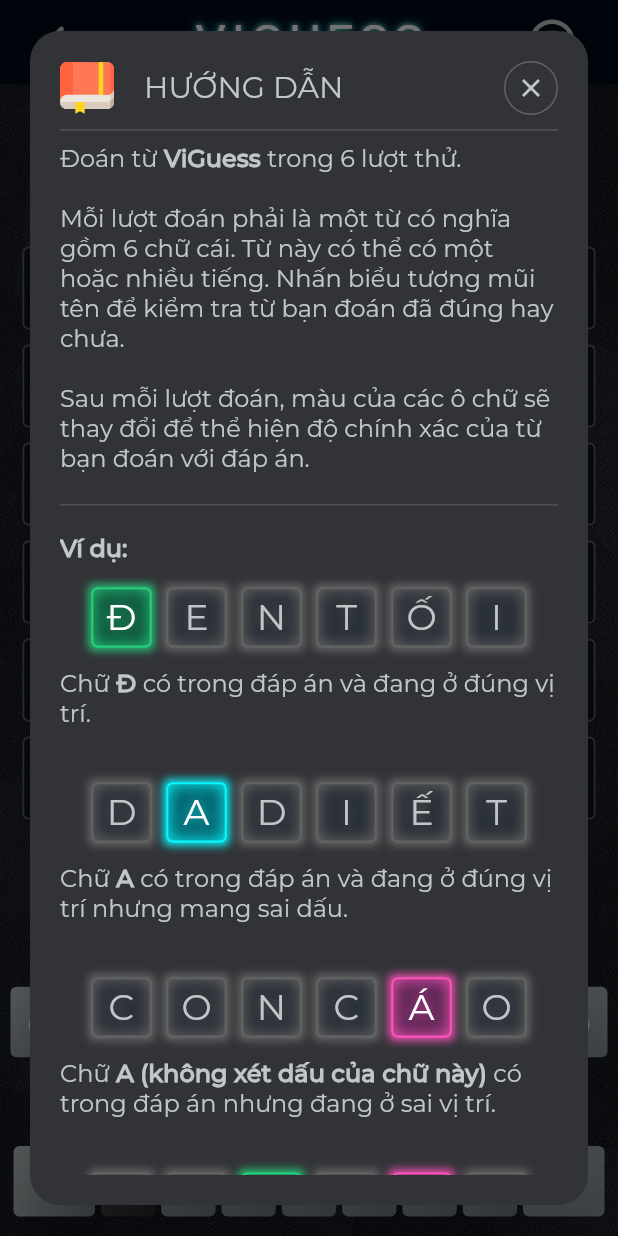
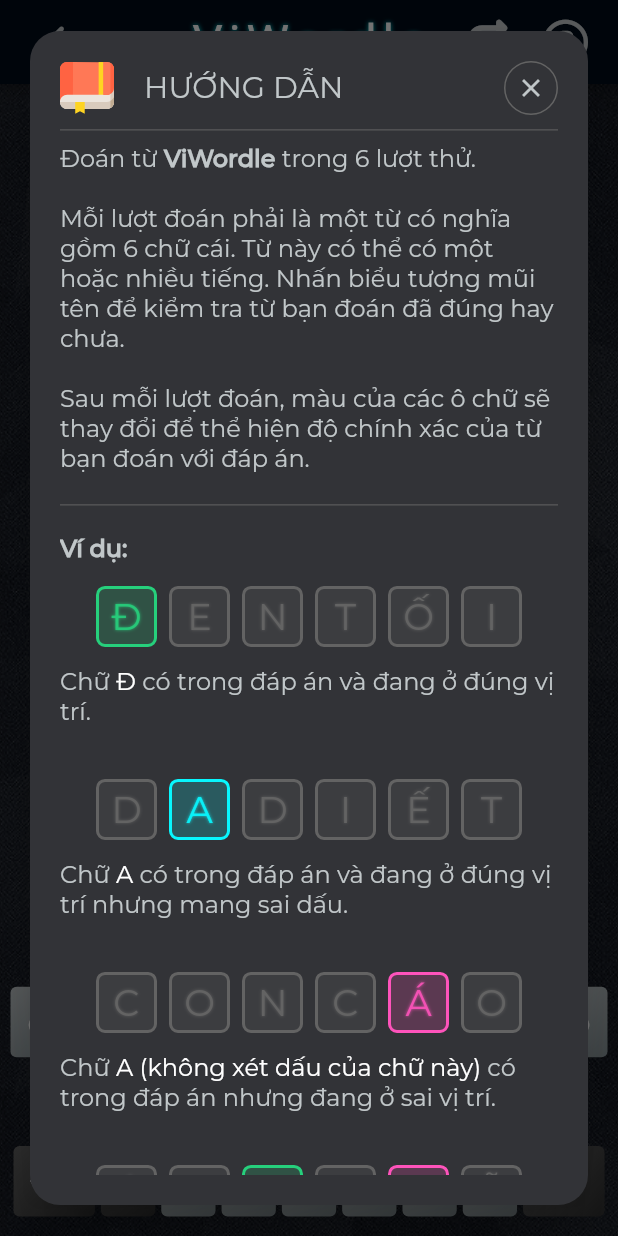
Before and after one commit to tadyuh76/vi_word, a Flutter app: the screen it shows after launch, after a tap on an icon or button, on a phone screen of 412 x 824 dp. Run offline on Flutter 3.47's test engine with Material 2 defaults, Android fonts, the phone set to English and light mode, and no system bars; drawn by our look-alikes of flip_card; our stand-ins replace avatar_glow, flutter_inset_box_shadow, flutter_svg, font_awesome_flutter, hive_flutter, top_snackbar_flutter; accounts and stored records are empty.

Commit message:
unlimited play

```diff
--- a/lib/screens/game_screen/app_bar.dart
+++ b/lib/screens/game_screen/app_bar.dart
@@ -5,24 +5,23 @@
 import 'package:vi_word/utils/constants.dart' as constants;
 import 'package:vi_word/widgets/tutorial_dialog.dart';
 
-AppBar renderAppBar(BuildContext context) {
+AppBar renderAppBar(
+  BuildContext context,
+  void Function(BuildContext) createNewGame,
+) {
   return AppBar(
     backgroundColor: kBackground.withOpacity(0.8),
     elevation: 3,
     centerTitle: true,
-    title: Text(constants.appName.toUpperCase()),
+    title: const Text(constants.appName),
     titleTextStyle: const TextStyle(
       letterSpacing: 4,
       fontSize: 32,
       color: Colors.white,
       shadows: [
         Shadow(
-          color: Colors.white,
+          color: kSecondary,
           blurRadius: 4,
-        ),
-        Shadow(
-          color: kSecondary,
-          blurRadius: 8,
         )
       ],
     ),
@@ -40,15 +39,27 @@
     ),
     actions: [
       Container(
+        padding: const EdgeInsets.symmetric(horizontal: kDefaultPadding),
+        alignment: Alignment.center,
+        child: GestureDetector(
+          onTap: () => createNewGame(context),
+          child: const FaIcon(
+            FontAwesomeIcons.repeat,
+            size: 30,
+            color: kGrey,
+          ),
+        ),
+      ),
+      Container(
         alignment: Alignment.center,
         padding: const EdgeInsets.only(right: kDefaultPadding),
-        child: IconButton(
-          onPressed: () => showDialog(
+        child: GestureDetector(
+          onTap: () => showDialog(
             context: context,
             barrierColor: kBackground.withOpacity(0.3),
             builder: (context) => const TutorialDialog(),
           ),
-          icon: const FaIcon(
+          child: const FaIcon(
             FontAwesomeIcons.circleQuestion,
             size: 30,
             color: kGrey,
--- a/lib/screens/game_screen/game_screen.dart
+++ b/lib/screens/game_screen/game_screen.dart
@@ -5,6 +5,7 @@
 import 'package:vi_word/screens/game_screen/app_bar.dart';
 import 'package:vi_word/services/game_service.dart';
 import 'package:vi_word/utils/breakpoints.dart';
+import 'package:vi_word/utils/color_changer.dart';
 import 'package:vi_word/utils/colors.dart';
 import 'package:vi_word/utils/constants.dart';
 import 'package:vi_word/utils/enums.dart';
@@ -24,24 +25,37 @@
 }
 
 class _GameScreenState extends State<GameScreen> {
+  final _flipCardControllers = GameService().initFlipCardControllers;
   final _gameService = GameService();
-  final Set<Letter> specialKeys = {};
+
+  Word? get _currentWord =>
+      _currentIndex < _board.length ? _board[_currentIndex] : null;
 
   int _currentIndex = 0;
   GameStatus _gameStatus = GameStatus.playing;
   bool accentBoxVisible = false;
 
-  Word? get _currentWord =>
-      _currentIndex < _board.length ? _board[_currentIndex] : null;
-  String get _solution => _gameService.getWordOfTheDay();
-
-  late final _board = _gameService.initBoard;
-  late final _flipCardControllers = _gameService.initFlipCardControllers;
+  late List<Word> _board;
+  late String _solution;
+  late Set<Letter> specialKeys;
 
   @override
   void initState() {
     super.initState();
+
+    createNewGame();
     checkAlreadyPlayed();
+  }
+
+  @override
+  void dispose() {
+    super.dispose();
+
+    for (final row in _flipCardControllers) {
+      for (final controller in row) {
+        controller.controller?.dispose();
+      }
+    }
   }
 
   Future<void> checkAlreadyPlayed() async {
@@ -53,7 +67,7 @@
       showDialog(context: context, builder: (_) => const TutorialDialog());
       box.put('alreadyPlayed', true);
     } catch (e) {
-      debugPrint(e.toString());
+      debugPrint('error checking alreadyPlayed: ${e.toString()}');
     }
   }
 
@@ -113,8 +127,7 @@
       );
     }
 
-    setState(() {
-      _gameStatus = GameStatus.submitting;
+    setState(() => _gameStatus = GameStatus.submitting);
 
     bool isCorrect = _gameService.validate(_currentWord!, _solution);
 
@@ -123,7 +136,6 @@
         context: context,
         backgroundColor: kPrimary,
         text: 'Bạn đã hoàn thành từ của ngày hôm nay !',
-          duration: const Duration(days: 1),
       );
       _gameStatus = GameStatus.won;
     } else if (_currentIndex == _board.length - 1) {
@@ -131,7 +143,6 @@
         context: context,
         backgroundColor: kRed,
         text: 'Từ của ngày hôm nay là $_solution',
-          duration: const Duration(days: 1),
       );
       _gameStatus = GameStatus.lost;
     } else {
@@ -139,13 +150,35 @@
     }
 
     _gameService.updateKeyboard(_currentWord!, specialKeys);
-      _currentIndex++;
-    });
-
     _gameService.flipCards(
       _currentWord!,
-      _flipCardControllers[_currentIndex - 1],
+      _flipCardControllers[_currentIndex++],
     );
+
+    setState(() {});
+  }
+
+  void createNewGame([BuildContext? context]) {
+    _board = _gameService.initBoard;
+    _solution = _gameService.getWordOfTheDay();
+    _currentIndex = 0;
+    specialKeys = {};
+
+    for (final row in _flipCardControllers) {
+      for (final controller in row) {
+        controller.controller?.reset();
+      }
+    }
+
+    if (context != null) {
+      showSnackBar(
+        context: context,
+        backgroundColor: darken(kSecondary, 0.05),
+        text: 'Đã khởi tạo từ mới',
+      );
+    }
+
+    setState(() {});
   }
 
   @override
@@ -157,7 +190,7 @@
       onTap: () => Future.delayed(const Duration(milliseconds: 400),
           () => setState(() => accentBoxVisible = false)),
       child: Scaffold(
-        appBar: renderAppBar(context),
+        appBar: renderAppBar(context, createNewGame),
         body: ScreenBackground(
           child: Stack(
             children: [
--- a/lib/screens/home_screen/home_screen.dart
+++ b/lib/screens/home_screen/home_screen.dart
@@ -26,16 +26,12 @@
                   appName.toUpperCase(),
                   style: const TextStyle(
                     fontSize: 48,
-                    color: Colors.white,
+                    color: kTernary,
                     letterSpacing: 4,
                     shadows: [
                       BoxShadow(
-                        color: Colors.white,
+                        color: kTernary,
                         blurRadius: 4,
-                      ),
-                      BoxShadow(
-                        color: kSecondary,
-                        blurRadius: 16,
                       ),
                     ],
                   ),
--- a/lib/services/game_service.dart
+++ b/lib/services/game_service.dart
@@ -1,4 +1,7 @@
+import 'dart:math';
+
 import 'package:flip_card/flip_card_controller.dart';
+import 'package:flutter/foundation.dart';
 import 'package:vi_word/models/letter.dart';
 import 'package:vi_word/models/word.dart';
 import 'package:vi_word/resources/words.dart';
@@ -14,20 +17,25 @@
     LetterStatus.correct: 4,
   };
 
-  get initBoard => List.generate(
+  List<Word> get initBoard => List.generate(
         6,
         (_) => Word(letters: List.generate(6, (_) => Letter.empty())),
       );
 
-  get initFlipCardControllers => List.generate(
+  List<List<FlipCardController>> get initFlipCardControllers => List.generate(
         6,
         (_) => List.generate(6, (_) => FlipCardController()),
       );
 
   String getWordOfTheDay() {
-    final now = DateTime.now();
-    final todayInDays = now.difference(DateTime(now.year, 1, 1, 0, 0)).inDays;
-    return words[todayInDays + (now.year - 2022) * 366];
+    // final now = DateTime.now();
+    // final todayInDays = now.difference(DateTime(now.year, 1, 1, 0, 0)).inDays;
+    // return words[todayInDays + (now.year - 2022) * 366];
+
+    final random = Random();
+    final randomIdx = random.nextInt(words.length);
+    debugPrint(randomIdx.toString());
+    return words[randomIdx];
   }
 
   bool checkVietnamese(Word word) {
@@ -39,6 +47,7 @@
     final letters = word.letters;
     String remainLettersToCheck = solution;
 
+    // check for correct and wrong accent keys
     for (int i = 0; i < letters.length; i++) {
       final Letter currentWordLetter = letters[i];
       final String currentSolutionLetter = solution[i];
@@ -61,6 +70,7 @@
       }
     }
 
+    // check for wrong position keys
     for (int i = 0; i < letters.length; i++) {
       final Letter currentGuessLetter = letters[i];
       final String currentSolutionLetter = solution[i];
--- a/lib/utils/constants.dart
+++ b/lib/utils/constants.dart
@@ -1,4 +1,4 @@
-const String appName = 'ViGuess';
+const String appName = 'ViWordle';
 
 // game constants
 const enterKey = 'enter';
@@ -25,7 +25,7 @@
   'o': [
     ['', 'ó', 'ò', 'ỏ', 'õ', 'ọ'],
     ['ô', 'ố', 'ồ', 'ổ', 'ỗ', 'ộ'],
-    ['ơ', 'ớ', 'ờ', 'ở', 'ỡ', 'ỡ'],
+    ['ơ', 'ớ', 'ờ', 'ở', 'ỡ', 'ợ'],
   ],
   'u': [
     ['', 'ú', 'ù', 'ủ', 'ũ', 'ụ'],
--- a/lib/widgets/board_tile.dart
+++ b/lib/widgets/board_tile.dart
@@ -1,7 +1,6 @@
 import 'package:flutter/material.dart' hide BoxShadow, BoxDecoration;
 import 'package:flutter_inset_box_shadow/flutter_inset_box_shadow.dart';
 import 'package:vi_word/models/letter.dart';
-import 'package:vi_word/utils/colors.dart';
 import 'package:vi_word/utils/enums.dart';
 
 class BoardTile extends StatelessWidget {
@@ -15,39 +14,44 @@
     return Container(
       width: size,
       height: size,
-      margin: const EdgeInsets.all(5),
+      margin: const EdgeInsets.all(4),
       alignment: Alignment.center,
       decoration: BoxDecoration(
-        color: kBackground.withOpacity(0.6),
-        border: Border.all(color: letter.borderColor, width: 1.2),
-        boxShadow: letter.status != LetterStatus.initial
-            ? [
-                BoxShadow(
-                  color: letter.backgroundColor,
-                  blurRadius: 4,
-                  spreadRadius: 2,
-                ),
-                BoxShadow(
-                  color: letter.backgroundColor,
-                  blurRadius: 8,
-                  spreadRadius: 2,
-                  inset: true,
-                ),
-              ]
-            : null,
-        borderRadius: BorderRadius.circular(4),
+        color: letter.backgroundColor.withOpacity(0.2),
+        border: Border.all(color: letter.borderColor, width: 2),
+        // boxShadow: letter.status != LetterStatus.initial
+        //     ? [
+        //         BoxShadow(
+        //           color: letter.backgroundColor,
+        //           blurRadius: 4,
+        //           spreadRadius: 2,
+        //         ),
+        //         BoxShadow(
+        //           color: letter.backgroundColor,
+        //           blurRadius: 8,
+        //           spreadRadius: 2,
+        //           inset: true,
+        //         ),
+        //       ]
+        //     : null,
+        borderRadius: BorderRadius.circular(6),
       ),
       child: Text(
         letter.val.toUpperCase(),
         style: TextStyle(
           fontSize: size * 0.6,
-          color: letter.status == LetterStatus.notInWord ? kGrey : Colors.white,
-          shadows: [
-            Shadow(
-              color: letter.backgroundColor,
-              blurRadius: 10,
-            )
-          ],
+          // color: letter.status == LetterStatus.notInWord ? kGrey : Colors.white,
+          color: letter.status != LetterStatus.initial
+              ? letter.backgroundColor
+              : Colors.white,
+          shadows: letter.status != LetterStatus.initial
+              ? [
+                  Shadow(
+                    color: letter.backgroundColor,
+                    blurRadius: 2,
+                  )
+                ]
+              : null,
         ),
       ),
     );
--- a/lib/widgets/keyboard.dart
+++ b/lib/widgets/keyboard.dart
@@ -90,6 +90,7 @@
       keyVal: enterKey,
       onTap: onTap,
       icon: Icons.keyboard_double_arrow_right,
+      backgroundColor: kMediumGrey,
     );
   }
 
@@ -97,7 +98,8 @@
     return _KeyboardButton(
       keyVal: delKey,
       onTap: onTap,
-      icon: Icons.keyboard_return,
+      icon: Icons.backspace,
+      backgroundColor: kMediumGrey,
     );
   }
 
@@ -137,7 +139,7 @@
               borderRadius: BorderRadius.circular(4),
             ),
             child: icon != null
-                ? Icon(icon, size: 32)
+                ? Icon(icon, size: 32, color: Colors.white)
                 : Text(
                     keyVal,
                     style: const TextStyle(fontSize: 20),
--- a/lib/widgets/tutorial_dialog.dart
+++ b/lib/widgets/tutorial_dialog.dart
@@ -187,15 +187,16 @@
     fontSize: 16,
   );
   final _boldStyle = const TextStyle(
-      color: kGrey,
-      fontWeight: FontWeight.bold,
-      fontFamily: 'Montserrat',
-      fontSize: 16);
+    color: Colors.white,
+    fontFamily: 'Montserrat',
+    fontSize: 16,
+  );
 
   @override
   Widget build(BuildContext context) {
+    final width = MediaQuery.of(context).size.width;
     final double letterSize =
-        MediaQuery.of(context).size.width > kLayoutMaxWidth ? 50 : 40;
+        width > kLayoutMaxWidth ? 50 : (width - 6 * kDefaultPadding) / 6 - 8;
 
     return Column(
       crossAxisAlignment: CrossAxisAlignment.stretch,
```
Also changed, not shown: lib/utils/show_snack_bar.dart (+11 -6 lines), lib/widgets/button.dart (deleted, +0 -61 lines). Lines whose indentation alone changed are shown as unchanged.
